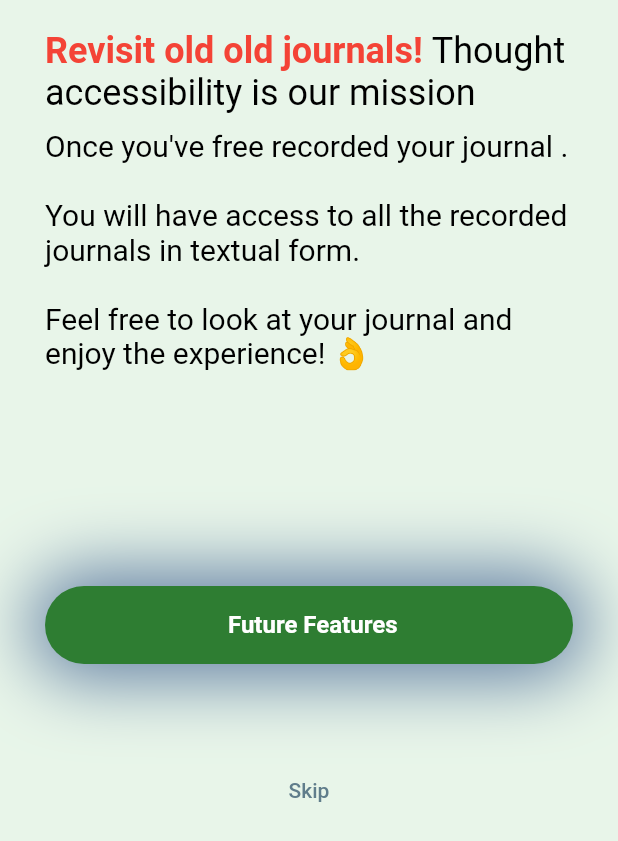
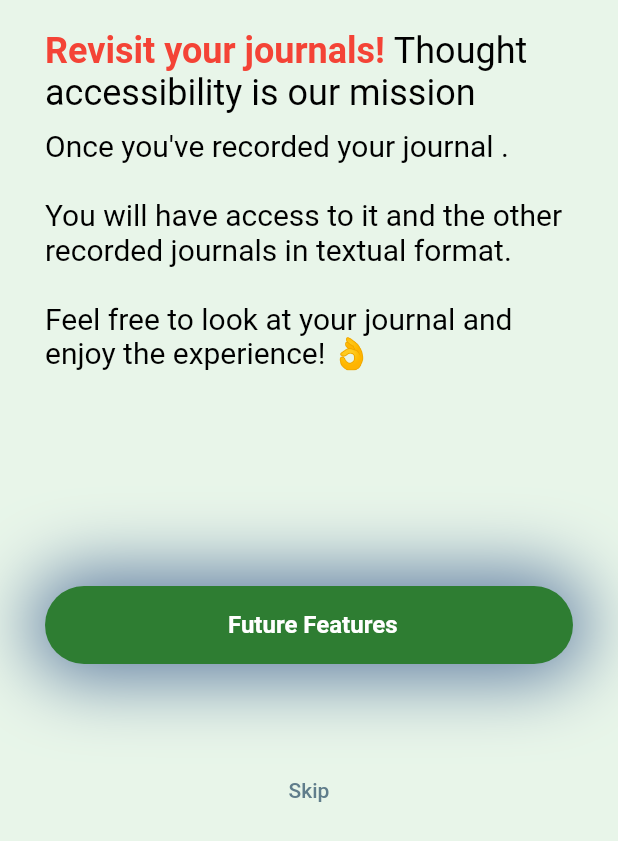
Before and after one commit to enzonjagi/Voice_Journalling_Assistant, a Flutter app: the screen it shows after launch, swiped to page 3, on a phone screen of 412 x 824 dp, the part 395-1236 px from its top. Run offline on Flutter 3.47's test engine with Material 2 defaults, Android fonts, the phone set to English and light mode, and no system bars; our stand-ins replace avatar_glow, bloc, cloud_firestore, equatable, firebase_auth, firebase_core and 3 more; accounts and stored records are empty.

Commit message:
Fixed typos on app walkthrough

```diff
--- a/fluttercode/voice_journalling/lib/walkthrough/static.dart
+++ b/fluttercode/voice_journalling/lib/walkthrough/static.dart
@@ -10,7 +10,7 @@ List<Map<String, Object>> WALKTHROUGH_ITEMS = [
         text: TextSpan(children: [
       TextSpan(
         text:
-            'Naskuskia is a journalling app designed to help you talk out issues. \n\nThe app leverages the benefits of both journalling and talking out issues.\n\nHere is a run down:',
+            'Nakuskia is a journalling app designed to help you talk out issues. \n\nThe app leverages the benefits of journalling and talking out issues.\n\nHere is a run down:',
         style: TextStyle(
           color: Colors.black,
           fontSize: 20,
@@ -43,7 +43,7 @@ List<Map<String, Object>> WALKTHROUGH_ITEMS = [
         text: TextSpan(children: [
       TextSpan(
         text:
-            'Once a register user, you\'re free to record a new journal . \n\nThe journal can be personal, school or work-related. \n\nSo please, take you time, gather your thoughts, and start recording 👌',
+            'Once a registered user, you\'re free to record a new journal . \n\nThe journal can be personal, school or work-related. \n\nSo please, take you time, gather your thoughts, and start recording 👌',
         style: TextStyle(
           color: Colors.black,
           fontSize: 20,
@@ -76,7 +76,7 @@ List<Map<String, Object>> WALKTHROUGH_ITEMS = [
         text: TextSpan(children: [
       TextSpan(
         text:
-            'Once you\'ve free recorded your journal . \n\nYou will have access to all the recorded journals in textual form. \n\nFeel free to look at your journal and enjoy the experience! 👌',
+            'Once you\'ve recorded your journal . \n\nYou will have access to it and the other recorded journals in textual format. \n\nFeel free to look at your journal and enjoy the experience! 👌',
         style: TextStyle(
           color: Colors.black,
           fontSize: 20,
@@ -86,7 +86,7 @@ List<Map<String, Object>> WALKTHROUGH_ITEMS = [
     'title': RichText(
         text: TextSpan(children: [
       TextSpan(
-        text: 'Revisit old old journals! ',
+        text: 'Revisit your journals! ',
         style: TextStyle(
           fontWeight: FontWeight.bold,
           fontSize: 24,
```
